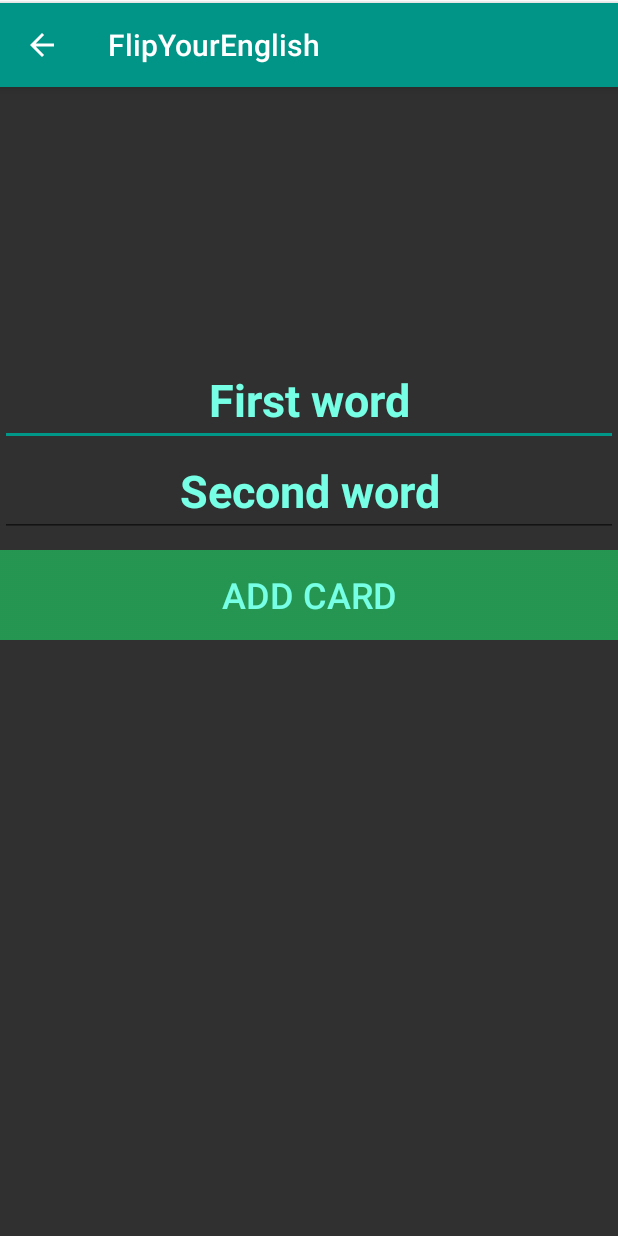
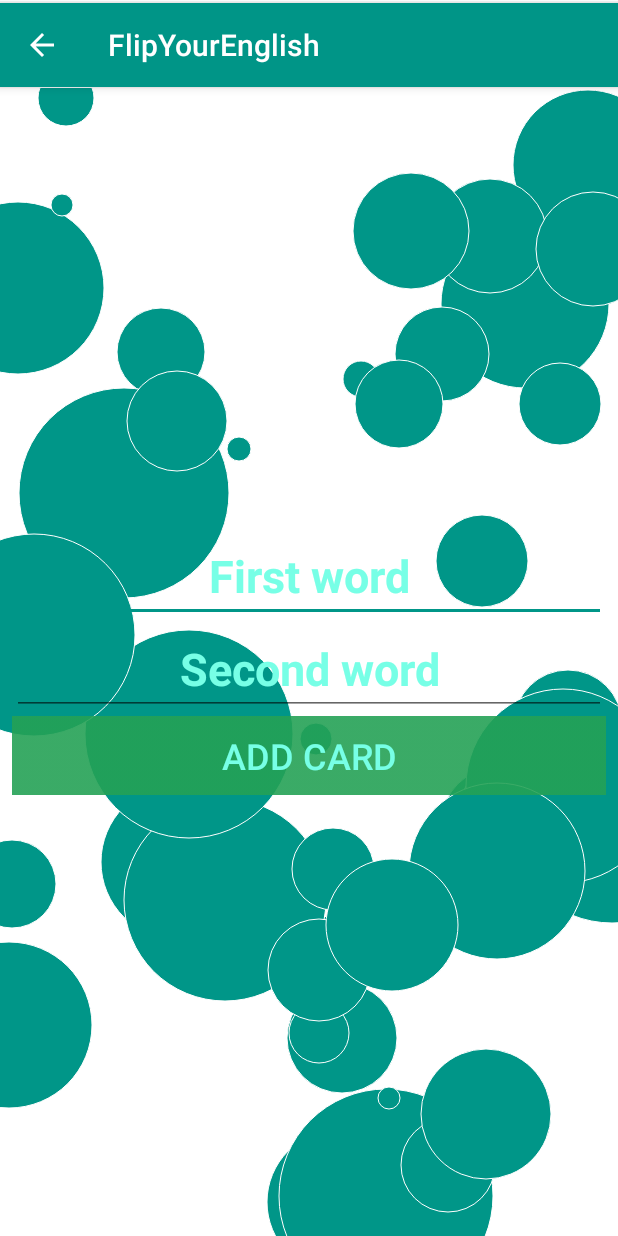
Before and after one commit to KutuzovAnton/FlipYourEnglish, an Android app: the CardWriter screen opened directly, with no data from a screen before it, on a phone screen of 412 x 824 dp. Run offline under Robolectric (Android 15) with nearby library versions, the phone set to English and light mode, and no system bars.

Commit message:
CORE-2 Rewrite layout on Constraint Layout: edit add card layout and remove extra margins at main activity

```diff
--- a/mobile/src/main/res/layout/activity_main.xml
+++ b/mobile/src/main/res/layout/activity_main.xml
@@ -14,12 +14,6 @@
         android:id="@+id/circleView"
         android:layout_width="0dp"
         android:layout_height="0dp"
-        android:layout_marginBottom="8dp"
-        android:layout_marginEnd="8dp"
-        android:layout_marginLeft="8dp"
-        android:layout_marginRight="8dp"
-        android:layout_marginStart="8dp"
-        android:layout_marginTop="8dp"
         android:background="@color/white"
         android:visibility="visible"
         app:layout_constraintBottom_toBottomOf="parent"
--- a/mobile/src/main/res/layout/activity_writer_cards.xml
+++ b/mobile/src/main/res/layout/activity_writer_cards.xml
@@ -1,66 +1,82 @@
 <?xml version="1.0" encoding="utf-8"?>
-<RelativeLayout xmlns:android="http://schemas.android.com/apk/res/android"
+<android.support.constraint.ConstraintLayout xmlns:android="http://schemas.android.com/apk/res/android"
     xmlns:app="http://schemas.android.com/apk/res-auto"
     xmlns:tools="http://schemas.android.com/tools"
     android:id="@+id/mainRelativeLayout"
     android:layout_width="fill_parent"
     android:layout_height="fill_parent"
     android:layout_centerHorizontal="true"
-    android:background="@color/dark_gray"
     android:baselineAligned="false"
     android:orientation="vertical"
     android:weightSum="1">
 
+    <com.fye.flipyourenglish.views.CircleView
+        android:id="@+id/circleView"
+        android:layout_width="0dp"
+        android:layout_height="0dp"
+        android:background="@color/white"
+        android:visibility="visible"
+        app:layout_constraintBottom_toBottomOf="parent"
+        app:layout_constraintLeft_toLeftOf="parent"
+        app:layout_constraintRight_toRightOf="parent"
+        app:layout_constraintTop_toTopOf="parent" />
+
 
     <EditText
         android:id="@+id/word1"
-            android:layout_width="wrap_content"
-            android:layout_height="60dp"
-            android:layout_alignParentEnd="true"
-            android:layout_alignParentLeft="true"
-            android:layout_alignParentRight="true"
-            android:layout_alignParentStart="true"
-            android:layout_alignParentTop="true"
-            android:layout_marginTop="179dp"
+        android:layout_width="match_parent"
+        android:layout_height="wrap_content"
+        android:layout_marginLeft="8dp"
+        android:layout_marginRight="8dp"
         android:ems="10"
         android:inputType="textPersonName"
         android:text="@string/first_word"
         android:textAlignment="center"
         android:textColor="@color/textColor"
         android:textSize="30sp"
-            android:textStyle="bold" />
+        android:textStyle="bold"
+        app:layout_constraintBottom_toTopOf="@+id/word2"
+        app:layout_constraintHorizontal_bias="0.0"
+        app:layout_constraintLeft_toLeftOf="parent"
+        app:layout_constraintRight_toRightOf="parent"
+        app:layout_constraintTop_toTopOf="parent"
+        app:layout_constraintVertical_chainStyle="packed" />
 
     <EditText
         android:id="@+id/word2"
-            android:layout_width="wrap_content"
-            android:layout_height="60dp"
-            android:layout_alignParentEnd="true"
-            android:layout_alignParentLeft="true"
-            android:layout_alignParentRight="true"
-            android:layout_alignParentStart="true"
+        android:layout_width="match_parent"
+        android:layout_height="wrap_content"
         android:layout_below="@+id/word1"
+        android:layout_marginLeft="8dp"
+        android:layout_marginRight="8dp"
         android:ems="10"
         android:inputType="textPersonName"
         android:text="@string/second_word"
         android:textAlignment="center"
         android:textColor="@color/textColor"
-
         android:textSize="30sp"
-            android:textStyle="bold" />
+        android:textStyle="bold"
+        app:layout_constraintBottom_toTopOf="@+id/add_card"
+        app:layout_constraintLeft_toLeftOf="parent"
+        app:layout_constraintRight_toRightOf="parent"
+        app:layout_constraintTop_toBottomOf="@+id/word1"
+        app:layout_constraintVertical_chainStyle="packed" />
 
     <Button
         android:id="@+id/add_card"
-            android:layout_width="250dp"
-            android:layout_height="60dp"
+        android:layout_width="match_parent"
+        android:layout_height="wrap_content"
         android:layout_below="@+id/word1"
-            android:layout_marginTop="69dp"
+        android:layout_marginLeft="8dp"
+        android:layout_marginRight="8dp"
         android:background="@drawable/button_style"
         android:text="@string/add_card"
         android:textAlignment="center"
         android:textColor="@color/textColor"
         android:textSize="24sp"
-            android:layout_alignParentLeft="true"
-            android:layout_alignParentStart="true"
-            android:layout_alignParentRight="true"
-            android:layout_alignParentEnd="true" />
-</RelativeLayout>
+        app:layout_constraintBottom_toBottomOf="parent"
+        app:layout_constraintLeft_toLeftOf="parent"
+        app:layout_constraintRight_toRightOf="parent"
+        app:layout_constraintTop_toBottomOf="@+id/word2"
+        app:layout_constraintVertical_chainStyle="packed" />
+</android.support.constraint.ConstraintLayout>
```
Lines whose indentation alone changed are shown as unchanged.
